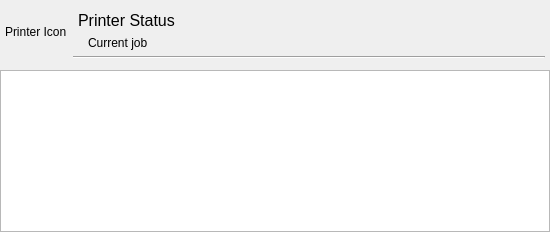
Above: printqueue/PrintQueueUi.ui from KDE/print-manager before the change. Below: the same form after it.
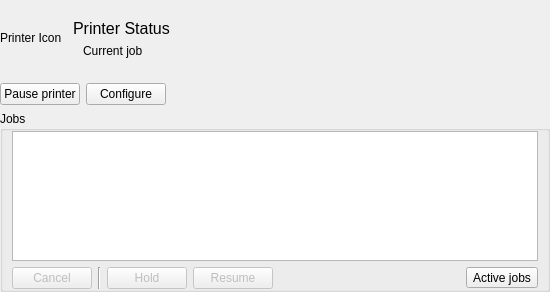
That is the form after the change.

Commit message: Updated UI to to use push buttons, improved the sorting by job status, fixed a few bugs

Patch:
```diff
--- a/printqueue/PrintQueueUi.ui
+++ b/printqueue/PrintQueueUi.ui
@@ -7,7 +7,7 @@
     <x>0</x>
     <y>0</y>
     <width>550</width>
-    <height>232</height>
+    <height>261</height>
    </rect>
   </property>
   <property name="minimumSize">
@@ -19,35 +19,11 @@
   <property name="windowTitle">
    <string>my printer (x jobs)</string>
   </property>
-  <layout class="QVBoxLayout" name="verticalLayout">
-   <property name="margin">
-    <number>0</number>
-   </property>
-   <item>
     <layout class="QGridLayout" name="gridLayout">
-     <property name="sizeConstraint">
-      <enum>QLayout::SetMaximumSize</enum>
-     </property>
      <property name="margin">
-      <number>5</number>
-     </property>
-     <item row="0" column="1" colspan="2">
-      <spacer name="verticalSpacer">
-       <property name="orientation">
-        <enum>Qt::Vertical</enum>
-       </property>
-       <property name="sizeType">
-        <enum>QSizePolicy::Maximum</enum>
-       </property>
-       <property name="sizeHint" stdset="0">
-        <size>
-         <width>13</width>
-         <height>13</height>
-        </size>
-       </property>
-      </spacer>
-     </item>
-     <item row="0" column="0" rowspan="5">
+    <number>0</number>
+   </property>
+   <item row="0" column="0" rowspan="4">
       <widget class="QLabel" name="iconL">
        <property name="sizePolicy">
         <sizepolicy hsizetype="Maximum" vsizetype="Maximum">
@@ -60,49 +36,57 @@
        </property>
       </widget>
      </item>
-     <item row="3" column="1" colspan="2">
-      <widget class="Line" name="line">
+   <item row="4" column="0" colspan="3">
+    <layout class="QHBoxLayout" name="horizontalLayout">
+     <item>
+      <widget class="QPushButton" name="pausePrinterPB">
+       <property name="text">
+        <string>Pause printer</string>
+       </property>
+      </widget>
+     </item>
+     <item>
+      <widget class="QPushButton" name="configurePrinterPB">
+       <property name="text">
+        <string>Configure</string>
+       </property>
+      </widget>
+     </item>
+     <item>
+      <spacer name="horizontalSpacer">
        <property name="orientation">
         <enum>Qt::Horizontal</enum>
        </property>
-      </widget>
-     </item>
-     <item row="4" column="1" colspan="2">
-      <layout class="QHBoxLayout" name="toolBarLayout">
-       <property name="sizeConstraint">
-        <enum>QLayout::SetMaximumSize</enum>
+       <property name="sizeHint" stdset="0">
+        <size>
+         <width>40</width>
+         <height>20</height>
+        </size>
        </property>
-      </layout>
-     </item>
-     <item row="2" column="1" colspan="2">
-      <widget class="QLabel" name="currentL">
-       <property name="text">
-        <string>Current job</string>
-       </property>
-       <property name="indent">
-        <number>15</number>
-       </property>
-      </widget>
-     </item>
-     <item row="1" column="1" colspan="2">
-      <widget class="QLabel" name="statusL">
-       <property name="font">
-        <font>
-         <pointsize>12</pointsize>
-        </font>
-       </property>
-       <property name="text">
-        <string>Printer Status</string>
-       </property>
-       <property name="indent">
-        <number>5</number>
-       </property>
-      </widget>
-     </item>
-    </layout>
-   </item>
-   <item>
+      </spacer>
+     </item>
+    </layout>
+   </item>
+   <item row="5" column="0" colspan="3">
+    <widget class="QGroupBox" name="groupBox">
+     <property name="title">
+      <string>Jobs</string>
+     </property>
+     <layout class="QGridLayout" name="gridLayout_2">
+      <property name="topMargin">
+       <number>0</number>
+      </property>
+      <property name="bottomMargin">
+       <number>0</number>
+      </property>
+      <item row="1" column="0" colspan="6">
     <widget class="QTreeView" name="jobsView">
+        <property name="minimumSize">
+         <size>
+          <width>0</width>
+          <height>130</height>
+         </size>
+        </property>
      <property name="baseSize">
       <size>
        <width>640</width>
@@ -153,38 +137,121 @@
      </property>
     </widget>
    </item>
-  </layout>
-  <action name="actionCancel">
-   <property name="text">
-    <string>Cancel</string>
-   </property>
-   <property name="shortcut">
-    <string>Del</string>
-   </property>
-  </action>
-  <action name="actionHold">
-   <property name="text">
-    <string>Hold</string>
-   </property>
-  </action>
-  <action name="actionResume">
+      <item row="2" column="3">
+       <widget class="QPushButton" name="resumeJobPB">
+        <property name="enabled">
+         <bool>false</bool>
+        </property>
    <property name="text">
     <string>Resume</string>
    </property>
-  </action>
-  <action name="actionStopStartPrinter">
+       </widget>
+      </item>
+      <item row="2" column="2">
+       <widget class="QPushButton" name="holdJobPB">
+        <property name="enabled">
+         <bool>false</bool>
+        </property>
    <property name="text">
-    <string>Pause printer</string>
-   </property>
-  </action>
-  <action name="actionActiveJobs">
-   <property name="checkable">
-    <bool>true</bool>
-   </property>
+         <string>Hold</string>
+        </property>
+       </widget>
+      </item>
+      <item row="2" column="0">
+       <widget class="QPushButton" name="cancelJobPB">
+        <property name="enabled">
+         <bool>false</bool>
+        </property>
+        <property name="text">
+         <string>Cancel</string>
+        </property>
+       </widget>
+      </item>
+      <item row="2" column="4">
+       <spacer name="horizontalSpacer_2">
+        <property name="orientation">
+         <enum>Qt::Horizontal</enum>
+        </property>
+        <property name="sizeHint" stdset="0">
+         <size>
+          <width>40</width>
+          <height>20</height>
+         </size>
+        </property>
+       </spacer>
+      </item>
+      <item row="2" column="5">
+       <widget class="QToolButton" name="whichJobsTB">
    <property name="text">
     <string>Active jobs</string>
    </property>
-  </action>
+        <property name="popupMode">
+         <enum>QToolButton::InstantPopup</enum>
+        </property>
+        <property name="toolButtonStyle">
+         <enum>Qt::ToolButtonTextBesideIcon</enum>
+        </property>
+        <property name="arrowType">
+         <enum>Qt::NoArrow</enum>
+        </property>
+       </widget>
+      </item>
+      <item row="2" column="1">
+       <widget class="Line" name="line">
+        <property name="orientation">
+         <enum>Qt::Vertical</enum>
+        </property>
+       </widget>
+      </item>
+     </layout>
+    </widget>
+   </item>
+   <item row="0" column="1">
+    <spacer name="verticalSpacer">
+     <property name="orientation">
+      <enum>Qt::Vertical</enum>
+     </property>
+     <property name="sizeType">
+      <enum>QSizePolicy::Ignored</enum>
+     </property>
+    </spacer>
+   </item>
+   <item row="1" column="1">
+    <widget class="QLabel" name="statusL">
+     <property name="font">
+      <font>
+       <pointsize>12</pointsize>
+      </font>
+     </property>
+     <property name="text">
+      <string>Printer Status</string>
+     </property>
+     <property name="indent">
+      <number>5</number>
+     </property>
+    </widget>
+   </item>
+   <item row="2" column="1">
+    <widget class="QLabel" name="currentL">
+     <property name="text">
+      <string>Current job</string>
+     </property>
+     <property name="indent">
+      <number>15</number>
+     </property>
+    </widget>
+   </item>
+   <item row="3" column="1">
+    <spacer name="verticalSpacer_2">
+     <property name="orientation">
+      <enum>Qt::Vertical</enum>
+     </property>
+     <property name="sizeType">
+      <enum>QSizePolicy::Ignored</enum>
+     </property>
+    </spacer>
+   </item>
+  </layout>
   <action name="actionCompletedJobs">
    <property name="checkable">
     <bool>true</bool>
```
Left out of the diff: 22 changed lines with no effect on the pictures. Lines whose indentation alone changed are shown as unchanged. The commit also changes 4 other files.
